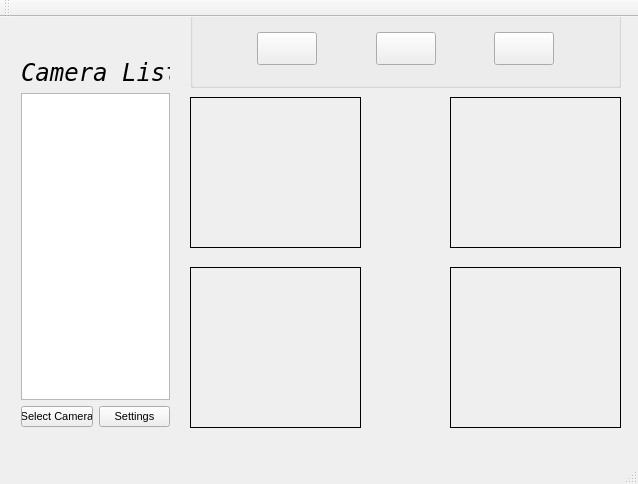
Qt form Observer/mainwindow.ui (Netmisha/observer) before a commit.
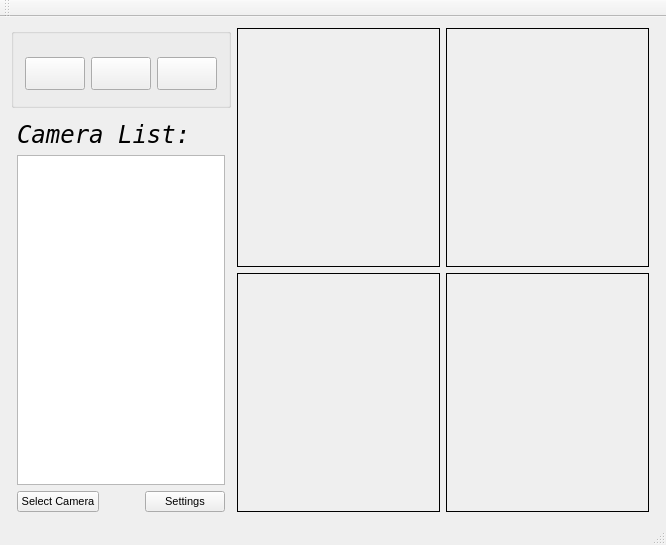
The same form after that commit. Icons and pictures are not drawn.

The edit to the form file:
```diff
--- a/Observer/mainwindow.ui
+++ b/Observer/mainwindow.ui
@@ -6,8 +6,8 @@
    <rect>
     <x>0</x>
     <y>0</y>
-    <width>638</width>
-    <height>484</height>
+    <width>666</width>
+    <height>545</height>
    </rect>
   </property>
   <property name="font">
@@ -19,127 +19,31 @@
    <string>MainWindow</string>
   </property>
   <widget class="QWidget" name="centralWidget">
-   <widget class="QLabel" name="Stream1">
-    <property name="geometry">
-     <rect>
-      <x>190</x>
-      <y>80</y>
-      <width>171</width>
-      <height>151</height>
-     </rect>
-    </property>
-    <property name="sizePolicy">
-     <sizepolicy hsizetype="Maximum" vsizetype="Maximum">
-      <horstretch>0</horstretch>
-      <verstretch>0</verstretch>
-     </sizepolicy>
-    </property>
-    <property name="autoFillBackground">
-     <bool>false</bool>
-    </property>
-    <property name="frameShape">
-     <enum>QFrame::Box</enum>
-    </property>
-    <property name="frameShadow">
-     <enum>QFrame::Plain</enum>
-    </property>
-    <property name="text">
-     <string/>
-    </property>
-   </widget>
-   <widget class="QLabel" name="Stream2">
-    <property name="geometry">
-     <rect>
-      <x>450</x>
-      <y>80</y>
-      <width>171</width>
-      <height>151</height>
-     </rect>
-    </property>
-    <property name="sizePolicy">
-     <sizepolicy hsizetype="Maximum" vsizetype="Maximum">
-      <horstretch>0</horstretch>
-      <verstretch>0</verstretch>
-     </sizepolicy>
-    </property>
-    <property name="autoFillBackground">
-     <bool>false</bool>
-    </property>
-    <property name="frameShape">
-     <enum>QFrame::Box</enum>
-    </property>
-    <property name="frameShadow">
-     <enum>QFrame::Plain</enum>
-    </property>
-    <property name="text">
-     <string/>
-    </property>
-   </widget>
-   <widget class="QLabel" name="Stream3">
-    <property name="geometry">
-     <rect>
-      <x>190</x>
-      <y>250</y>
-      <width>171</width>
-      <height>161</height>
-     </rect>
-    </property>
-    <property name="sizePolicy">
-     <sizepolicy hsizetype="Maximum" vsizetype="Maximum">
-      <horstretch>0</horstretch>
-      <verstretch>0</verstretch>
-     </sizepolicy>
-    </property>
-    <property name="autoFillBackground">
-     <bool>false</bool>
-    </property>
-    <property name="frameShape">
-     <enum>QFrame::Box</enum>
-    </property>
-    <property name="frameShadow">
-     <enum>QFrame::Plain</enum>
-    </property>
-    <property name="text">
-     <string/>
-    </property>
-   </widget>
-   <widget class="QLabel" name="Stream4">
-    <property name="geometry">
-     <rect>
-      <x>450</x>
-      <y>250</y>
-      <width>171</width>
-      <height>161</height>
-     </rect>
-    </property>
-    <property name="sizePolicy">
-     <sizepolicy hsizetype="Maximum" vsizetype="Maximum">
-      <horstretch>0</horstretch>
-      <verstretch>0</verstretch>
-     </sizepolicy>
-    </property>
-    <property name="autoFillBackground">
-     <bool>false</bool>
-    </property>
-    <property name="frameShape">
-     <enum>QFrame::Box</enum>
-    </property>
-    <property name="frameShadow">
-     <enum>QFrame::Plain</enum>
-    </property>
-    <property name="text">
-     <string/>
-    </property>
-   </widget>
+   <layout class="QHBoxLayout" name="horizontalLayout_7">
+    <item>
+     <layout class="QHBoxLayout" name="horizontalLayout_6" stretch="1,6">
+      <property name="leftMargin">
+       <number>0</number>
+      </property>
+      <property name="rightMargin">
+       <number>6</number>
+      </property>
+      <item>
+       <layout class="QVBoxLayout" name="verticalLayout_3" stretch="1,5">
+        <property name="leftMargin">
+         <number>0</number>
+        </property>
+        <property name="topMargin">
+         <number>0</number>
+        </property>
+        <property name="rightMargin">
+         <number>0</number>
+        </property>
+        <property name="bottomMargin">
+         <number>0</number>
+        </property>
+        <item>
    <widget class="QGroupBox" name="groupBox">
-    <property name="geometry">
-     <rect>
-      <x>190</x>
-      <y>-10</y>
-      <width>431</width>
-      <height>81</height>
-     </rect>
-    </property>
     <property name="font">
      <font>
       <family>NSimSun</family>
@@ -153,19 +57,9 @@
     <layout class="QHBoxLayout" name="horizontalLayout_2">
      <item>
       <layout class="QHBoxLayout" name="horizontalLayout">
-       <item>
-        <spacer name="horizontalSpacer">
-         <property name="orientation">
-          <enum>Qt::Horizontal</enum>
-         </property>
-         <property name="sizeHint" stdset="0">
-          <size>
-           <width>40</width>
-           <height>20</height>
-          </size>
-         </property>
-        </spacer>
-       </item>
+             <property name="topMargin">
+              <number>9</number>
+             </property>
        <item>
         <widget class="QPushButton" name="SQ">
          <property name="sizePolicy">
@@ -204,19 +98,6 @@
          </property>
         </widget>
        </item>
-       <item>
-        <spacer name="horizontalSpacer_2">
-         <property name="orientation">
-          <enum>Qt::Horizontal</enum>
-         </property>
-         <property name="sizeHint" stdset="0">
-          <size>
-           <width>40</width>
-           <height>20</height>
-          </size>
-         </property>
-        </spacer>
-       </item>
        <item>
         <widget class="QPushButton" name="SQ2">
          <property name="sizePolicy">
@@ -255,19 +136,6 @@
          </property>
         </widget>
        </item>
-       <item>
-        <spacer name="horizontalSpacer_3">
-         <property name="orientation">
-          <enum>Qt::Horizontal</enum>
-         </property>
-         <property name="sizeHint" stdset="0">
-          <size>
-           <width>40</width>
-           <height>20</height>
-          </size>
-         </property>
-        </spacer>
-       </item>
        <item>
         <widget class="QPushButton" name="SQ3">
          <property name="sizePolicy">
@@ -306,33 +174,22 @@
          </property>
         </widget>
        </item>
-       <item>
-        <spacer name="horizontalSpacer_4">
-         <property name="orientation">
-          <enum>Qt::Horizontal</enum>
-         </property>
-         <property name="sizeHint" stdset="0">
-          <size>
-           <width>40</width>
-           <height>20</height>
-          </size>
-         </property>
-        </spacer>
-       </item>
       </layout>
      </item>
     </layout>
    </widget>
-   <widget class="QWidget" name="">
-    <property name="geometry">
-     <rect>
-      <x>10</x>
-      <y>30</y>
-      <width>171</width>
-      <height>391</height>
-     </rect>
-    </property>
-    <layout class="QVBoxLayout" name="verticalLayout">
+        </item>
+        <item>
+         <layout class="QVBoxLayout" name="verticalLayout" stretch="0,0,0">
+          <property name="leftMargin">
+           <number>6</number>
+          </property>
+          <property name="topMargin">
+           <number>6</number>
+          </property>
+          <property name="rightMargin">
+           <number>6</number>
+          </property>
      <item>
       <widget class="QLabel" name="label">
        <property name="font">
@@ -343,7 +200,7 @@
         </font>
        </property>
        <property name="text">
-        <string>Camera List</string>
+             <string>Camera List:</string>
        </property>
       </widget>
      </item>
@@ -359,6 +216,19 @@
          </property>
         </widget>
        </item>
+            <item>
+             <spacer name="horizontalSpacer">
+              <property name="orientation">
+               <enum>Qt::Horizontal</enum>
+              </property>
+              <property name="sizeHint" stdset="0">
+               <size>
+                <width>40</width>
+                <height>20</height>
+               </size>
+              </property>
+             </spacer>
+            </item>
        <item>
         <widget class="QPushButton" name="SettingButton">
          <property name="sizePolicy">
@@ -381,7 +251,119 @@
       </layout>
      </item>
     </layout>
-   </widget>
+        </item>
+       </layout>
+      </item>
+      <item>
+       <layout class="QVBoxLayout" name="verticalLayout_2" stretch="0,0">
+        <item>
+         <layout class="QHBoxLayout" name="horizontalLayout_4">
+          <item>
+           <widget class="QLabel" name="Stream1">
+            <property name="enabled">
+             <bool>true</bool>
+            </property>
+            <property name="sizePolicy">
+             <sizepolicy hsizetype="Ignored" vsizetype="Ignored">
+              <horstretch>0</horstretch>
+              <verstretch>0</verstretch>
+             </sizepolicy>
+            </property>
+            <property name="autoFillBackground">
+             <bool>false</bool>
+            </property>
+            <property name="frameShape">
+             <enum>QFrame::Box</enum>
+            </property>
+            <property name="text">
+             <string/>
+            </property>
+           </widget>
+          </item>
+          <item>
+           <widget class="QLabel" name="Stream3">
+            <property name="enabled">
+             <bool>true</bool>
+            </property>
+            <property name="sizePolicy">
+             <sizepolicy hsizetype="Ignored" vsizetype="Ignored">
+              <horstretch>0</horstretch>
+              <verstretch>0</verstretch>
+             </sizepolicy>
+            </property>
+            <property name="autoFillBackground">
+             <bool>false</bool>
+            </property>
+            <property name="frameShape">
+             <enum>QFrame::Box</enum>
+            </property>
+            <property name="text">
+             <string/>
+            </property>
+           </widget>
+          </item>
+         </layout>
+        </item>
+        <item>
+         <layout class="QHBoxLayout" name="horizontalLayout_5">
+          <item>
+           <widget class="QLabel" name="Stream2">
+            <property name="enabled">
+             <bool>true</bool>
+            </property>
+            <property name="sizePolicy">
+             <sizepolicy hsizetype="Ignored" vsizetype="Ignored">
+              <horstretch>0</horstretch>
+              <verstretch>0</verstretch>
+             </sizepolicy>
+            </property>
+            <property name="autoFillBackground">
+             <bool>false</bool>
+            </property>
+            <property name="frameShape">
+             <enum>QFrame::Box</enum>
+            </property>
+            <property name="text">
+             <string/>
+            </property>
+           </widget>
+          </item>
+          <item>
+           <widget class="QLabel" name="Stream4">
+            <property name="enabled">
+             <bool>true</bool>
+            </property>
+            <property name="sizePolicy">
+             <sizepolicy hsizetype="Ignored" vsizetype="Ignored">
+              <horstretch>0</horstretch>
+              <verstretch>0</verstretch>
+             </sizepolicy>
+            </property>
+            <property name="autoFillBackground">
+             <bool>false</bool>
+            </property>
+            <property name="frameShape">
+             <enum>QFrame::Box</enum>
+            </property>
+            <property name="text">
+             <string/>
+            </property>
+           </widget>
+          </item>
+         </layout>
+        </item>
+       </layout>
+      </item>
+     </layout>
+    </item>
+   </layout>
+   <zorder>Stream1</zorder>
+   <zorder>Stream3</zorder>
+   <zorder>Stream2</zorder>
+   <zorder>Stream4</zorder>
+   <zorder>groupBox</zorder>
+   <zorder>layoutWidget</zorder>
+   <zorder>groupBox</zorder>
   </widget>
   <widget class="QMenuBar" name="menuBar">
    <property name="geometry">
```
Left out of the diff: 2 changed lines with no effect on the pictures. Lines whose indentation alone changed are shown as unchanged.
